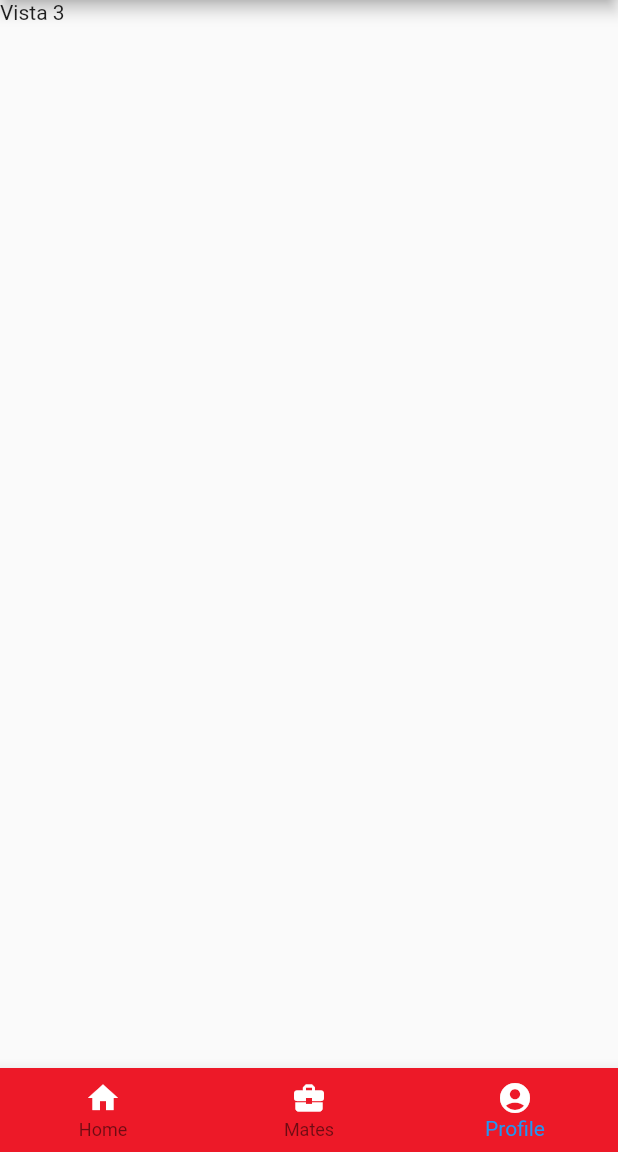
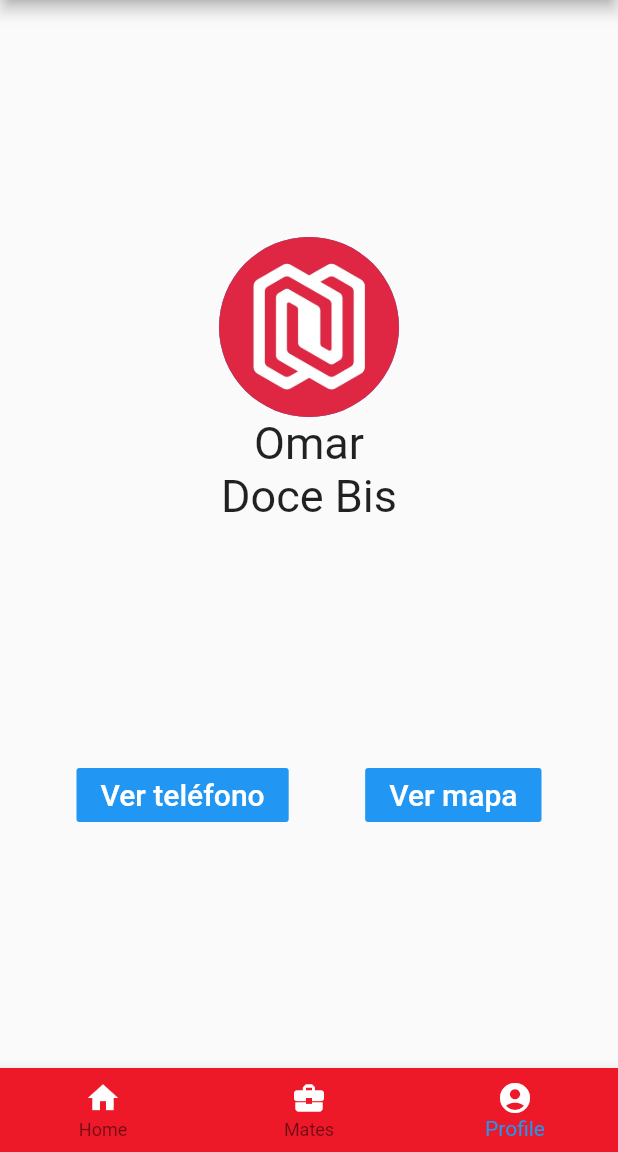
Before and after one commit to Davids89/nss-flutter, a Flutter app: the screen it shows after launch, item 3 of the bottom bar chosen, on a phone screen of 412 x 824 dp, the part 84-1236 px from its top. Run offline on Flutter 3.47's test engine with Material 2 defaults, Android fonts, the phone set to English and light mode, and no system bars.

Commit message:
Added profile screen

```diff
--- a/lib/home_widget.dart
+++ b/lib/home_widget.dart
@@ -1,4 +1,5 @@
 import 'package:flutter/material.dart';
+import 'package:nosoloflutter/screens/profile_widget.dart';
 import 'package:nosoloflutter/screens/worker_list_widget.dart';
 import 'view_widget.dart';
 
@@ -14,7 +15,7 @@ class _HomeState extends State<Home> {
   final List<Widget> _children = [
     View('Vista 1'),
     WorkerListWidget(),
-    View('Vista 3')
+    Profile()
   ];
 
   Color _nssColor = Color.fromRGBO(237, 25, 40, 1);
--- /dev/null
+++ b/lib/screens/profile_widget.dart
@@ -0,0 +1,98 @@
+import 'package:flutter/material.dart';
+import 'package:nosoloflutter/services/map_service.dart';
+
+class Profile extends StatefulWidget {
+  @override
+  _ProfileState createState() => _ProfileState();
+}
+
+class _ProfileState extends State<Profile> {
+  Future<void> _showMyDialog() async {
+    return showDialog<void>(
+      context: context,
+      barrierDismissible: false, // user must tap button!
+      builder: (BuildContext context) {
+        return AlertDialog(
+          title: Text('Teléfono NSS'),
+          content: Text('957 32 67 15'),
+          actions: <Widget>[
+            FlatButton(
+              child: Text('Aceptar'),
+              onPressed: () {
+                Navigator.of(context).pop();
+              },
+            ),
+          ],
+        );
+      },
+    );
+  }
+
+  @override
+  Widget build(BuildContext context) {
+    return Column(
+      mainAxisAlignment: MainAxisAlignment.spaceEvenly,
+      children: <Widget>[
+        Column(
+          mainAxisAlignment: MainAxisAlignment.center,
+          children: <Widget>[
+            Row(
+              mainAxisAlignment: MainAxisAlignment.center,
+              children: <Widget>[
+                CircleAvatar(
+                  backgroundImage: AssetImage('images/nss.jpg'),
+                  radius: 60,
+                ),
+              ],
+            ),
+            Row(
+              mainAxisAlignment: MainAxisAlignment.center,
+              children: <Widget>[
+                Text(
+                  'Omar',
+                  style: TextStyle(fontSize: 30),
+                ),
+              ],
+            ),
+            Row(
+              mainAxisAlignment: MainAxisAlignment.center,
+              children: <Widget>[
+                Text(
+                  'Doce Bis',
+                  style: TextStyle(fontSize: 30),
+                )
+              ],
+            )
+          ],
+        ),
+        Row(
+          mainAxisAlignment: MainAxisAlignment.spaceEvenly,
+          children: <Widget>[
+            FlatButton(
+              color: Colors.blue,
+              textColor: Colors.white,
+              child: Text(
+                'Ver teléfono',
+                style: TextStyle(fontSize: 20),
+              ),
+              onPressed: () {
+                _showMyDialog();
+              },
+            ),
+            FlatButton(
+              color: Colors.blue,
+              textColor: Colors.white,
+              child: Text(
+                'Ver mapa',
+                style: TextStyle(fontSize: 20),
+              ),
+              onPressed: () {
+                MapService.openMap(37.892444, -4.7852027);
+              },
+            )
+          ],
+        )
+      ],
+    );
+  }
+}
--- a/pubspec.yaml
+++ b/pubspec.yaml
@@ -19,6 +19,7 @@ environment:
 dependencies:
   flutter:
     sdk: flutter
+  url_launcher: ^5.4.11
 
   # The following adds the Cupertino Icons font to your application.
   # Use with the CupertinoIcons class for iOS style icons.
@@ -44,9 +45,8 @@ flutter:
   uses-material-design: true
 
   # To add assets to your application, add an assets section, like this:
-  # assets:
-  #  - images/a_dot_burr.jpeg
-  #  - images/a_dot_ham.jpeg
+  assets:
+    - images/
 
   # An image asset can refer to one or more resolution-specific "variants", see
   # https://flutter.dev/assets-and-images/#resolution-aware.
```
Also changed, not shown: lib/services/map_service.dart (added, +14 -0 lines), images/nss.jpg (added), pubspec.lock, 6 other files.
